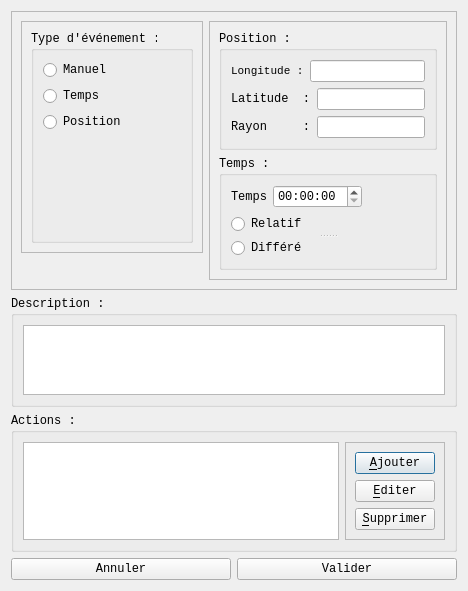
This is SceneEditor/eventedit.ui in Kelyan-Chauffourier/1790-5-scenarios as Qt 5 draws it before an edit. The edited form follows.
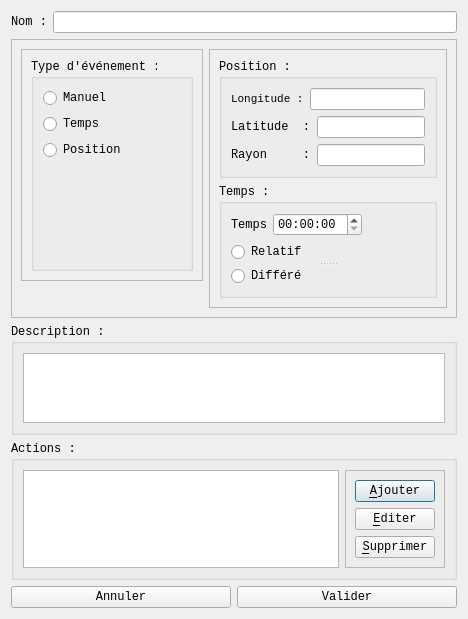
This is the edited form.

Patch:
```diff
--- a/SceneEditor/eventedit.ui
+++ b/SceneEditor/eventedit.ui
@@ -20,6 +20,20 @@
   </property>
   <layout class="QGridLayout" name="gridLayout">
    <item row="0" column="0">
+    <layout class="QHBoxLayout" name="horizontalLayout_6">
+     <item>
+      <widget class="QLabel" name="label_5">
+       <property name="text">
+        <string>Nom :</string>
+       </property>
+      </widget>
+     </item>
+     <item>
+      <widget class="QLineEdit" name="qle_Nom"/>
+     </item>
+    </layout>
+   </item>
+   <item row="1" column="0">
     <widget class="QFrame" name="frm_EventInfo">
      <property name="frameShape">
       <enum>QFrame::StyledPanel</enum>
@@ -28,7 +42,7 @@
       <enum>QFrame::Raised</enum>
      </property>
      <layout class="QFormLayout" name="formLayout">
-      <item row="0" column="0">
+      <item row="1" column="0">
        <widget class="QFrame" name="frame_2">
         <property name="frameShape">
          <enum>QFrame::StyledPanel</enum>
@@ -70,7 +84,7 @@
         </layout>
        </widget>
       </item>
-      <item row="0" column="1">
+      <item row="1" column="1">
        <widget class="QFrame" name="frame_3">
         <property name="frameShape">
          <enum>QFrame::StyledPanel</enum>
@@ -254,7 +268,7 @@
      </layout>
     </widget>
    </item>
-   <item row="1" column="0">
+   <item row="2" column="0">
     <widget class="QGroupBox" name="groupBox_2">
      <property name="title">
       <string>Description :</string>
@@ -266,7 +280,7 @@
      </layout>
     </widget>
    </item>
-   <item row="2" column="0">
+   <item row="3" column="0">
     <widget class="QGroupBox" name="groupBox">
      <property name="title">
       <string>Actions :</string>
@@ -317,7 +331,7 @@
      </layout>
     </widget>
    </item>
-   <item row="3" column="0">
+   <item row="4" column="0">
     <layout class="QHBoxLayout" name="horizontalLayout_5">
      <item>
       <widget class="QPushButton" name="pbuAnnuler">
```
